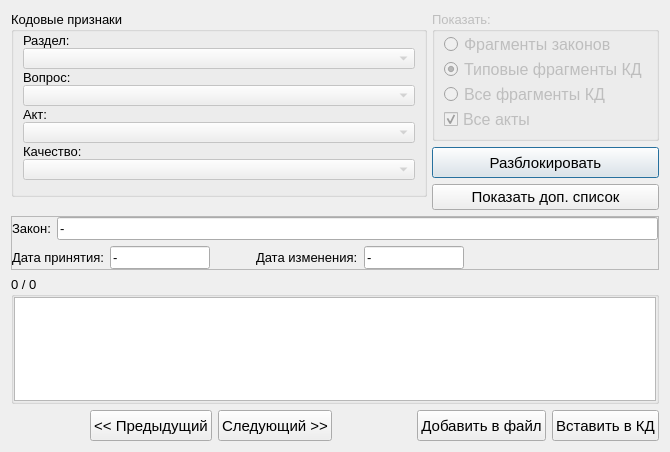
YakSid/KDC_RSREU, file knowledgebase.ui: the form before one commit.
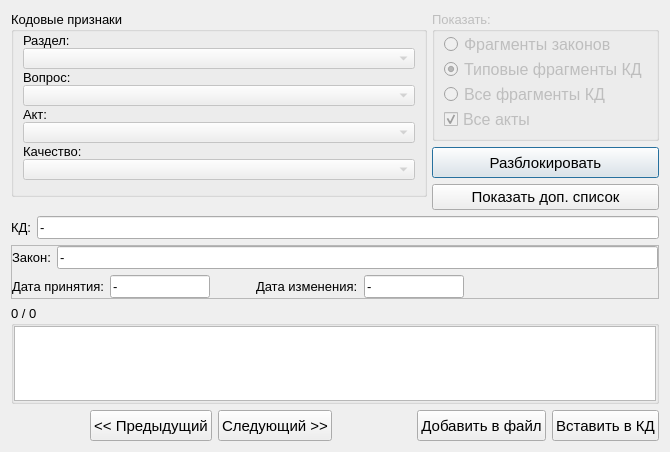
The form after the commit.

Patch:
```diff
--- a/knowledgebase.ui
+++ b/knowledgebase.ui
@@ -353,7 +353,28 @@
     </layout>
    </item>
    <item>
-    <widget class="QFrame" name="frame">
+    <layout class="QHBoxLayout" name="horizontalLayout_5">
+     <item>
+      <widget class="QLabel" name="lbl_kdName">
+       <property name="text">
+        <string>КД:</string>
+       </property>
+      </widget>
+     </item>
+     <item>
+      <widget class="QLineEdit" name="ln_kdName">
+       <property name="text">
+        <string>-</string>
+       </property>
+       <property name="readOnly">
+        <bool>true</bool>
+       </property>
+      </widget>
+     </item>
+    </layout>
+   </item>
+   <item>
+    <widget class="QFrame" name="frameLaw">
      <property name="minimumSize">
       <size>
        <width>648</width>
```
